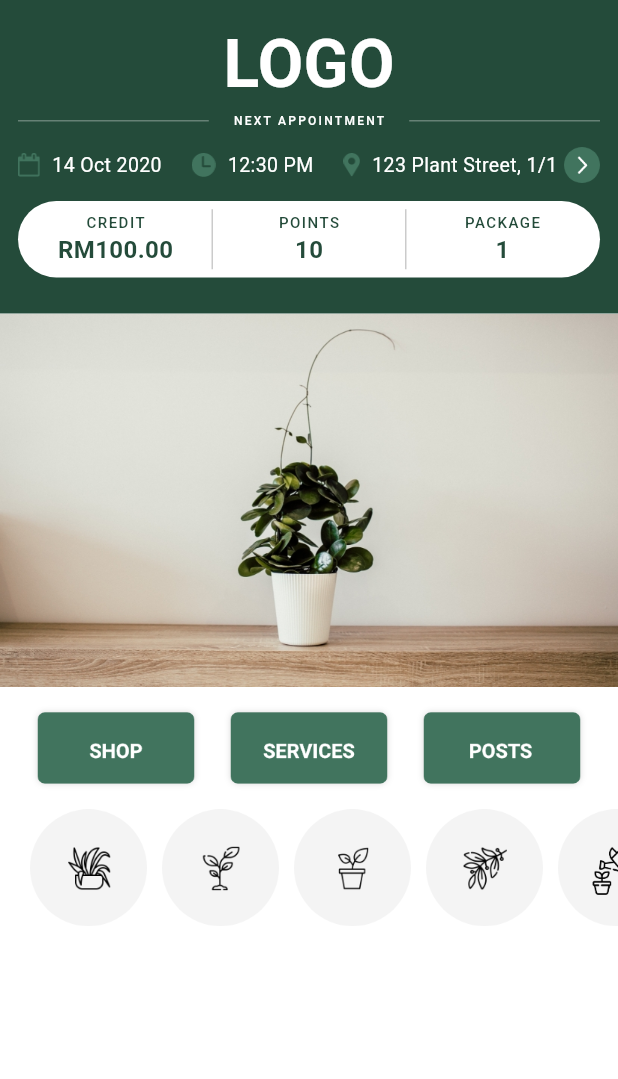
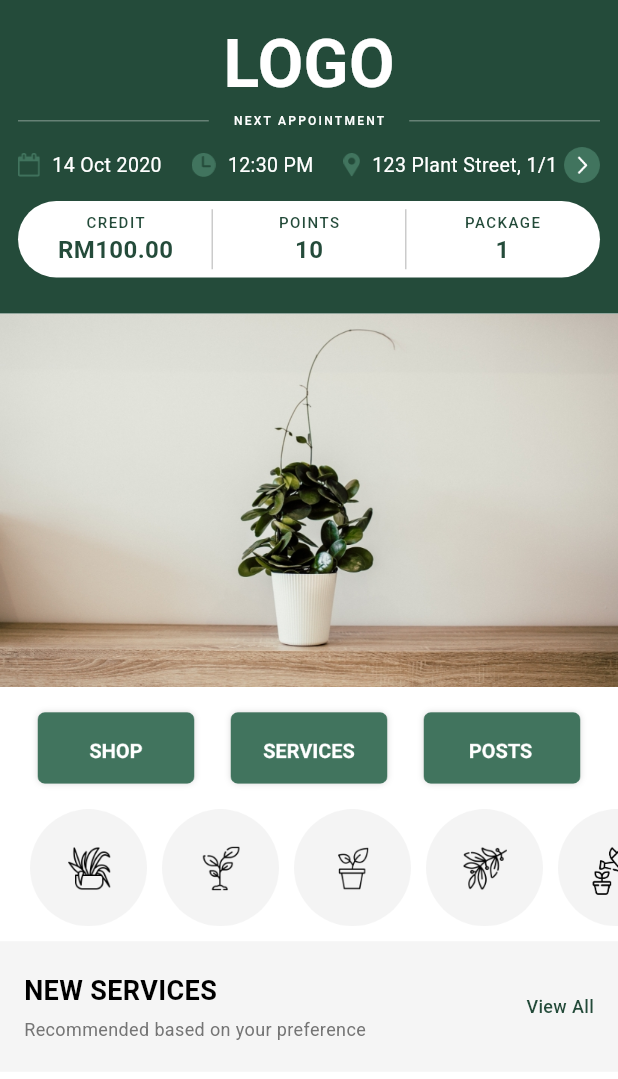
Before and after one commit to MNazran/dataflows_dev_test, a Flutter app: the HomeScreen screen opened directly, on a phone screen of 412 x 824 dp. Shown: the top 1079 px of the screen. Run offline on Flutter 3.47's test engine with Material 3 defaults, Android fonts, the phone set to English and light mode, and no system bars; our stand-ins replace get.

Commit message:
Draft NewServices widget and update HomeScreen layout

```diff
--- a/lib/view/home_screen.dart
+++ b/lib/view/home_screen.dart
@@ -1,7 +1,9 @@
 import 'package:dataflows_dev_test/view/widgets/action_buttons.dart';
 import 'package:dataflows_dev_test/view/widgets/home_header.dart';
 import 'package:dataflows_dev_test/view/widgets/icon_buttons.dart';
+import 'package:dataflows_dev_test/view/widgets/new_services.dart';
 import 'package:flutter/material.dart';
+import 'package:get/get.dart';
 
 class HomeScreen extends StatelessWidget {
   const HomeScreen({super.key});
@@ -13,10 +15,10 @@ class HomeScreen extends StatelessWidget {
       body: SingleChildScrollView(
         child: Column(
           children: [
-            // Header Section
+            // header section
             const HomeHeader(),
 
-            // Banner
+            // banner
             Image.asset(
               'assets/images/home-banner.jpg',
               fit: BoxFit.cover,
@@ -25,13 +27,18 @@ class HomeScreen extends StatelessWidget {
 
             const SizedBox(height: 10),
 
-            // Three action buttons
+            // three action buttons
             const ActionButtons(),
 
             const SizedBox(height: 10),
 
-            // Icon buttons
+            // icon buttons
             const IconButtonsExplicit(),
+
+            const SizedBox(height: 10),
+
+            // new services
+            const NewServices(),
           ],
         ),
       ),
--- /dev/null
+++ b/lib/view/widgets/new_services.dart
@@ -0,0 +1,59 @@
+import 'package:flutter/material.dart';
+
+class NewServices extends StatelessWidget {
+  const NewServices({super.key});
+
+  @override
+  Widget build(BuildContext context) {
+    return Container(
+      color: Colors.grey[100],
+      padding: const EdgeInsets.symmetric(vertical: 20),
+      child: Column(
+        crossAxisAlignment: CrossAxisAlignment.start,
+        children: [
+          Padding(
+            padding: const EdgeInsets.symmetric(horizontal: 16),
+            child: Row(
+              mainAxisAlignment: MainAxisAlignment.spaceBetween,
+              children: [
+                Column(
+                  crossAxisAlignment: CrossAxisAlignment.start,
+                  children: [
+                    const Text(
+                      'NEW SERVICES',
+                      style: TextStyle(
+                        fontSize: 18,
+                        fontWeight: FontWeight.bold,
+                        color: Colors.black,
+                      ),
+                    ),
+                    const SizedBox(height: 4),
+                    Text(
+                      'Recommended based on your preference',
+                      style: TextStyle(
+                        fontSize: 12,
+                        fontWeight: FontWeight.w400,
+                        color: Colors.grey[600],
+                      ),
+                    ),
+                  ],
+                ),
+                GestureDetector(
+                  onTap: () {},
+                  child: const Text(
+                    'View All',
+                    style: TextStyle(
+                      fontSize: 12,
+                      fontWeight: FontWeight.w500,
+                      color: Color(0xFF244B3A),
+                    ),
+                  ),
+                )
+              ],
+            ),
+          ),
+        ],
+      ),
+    );
+  }
+}
```
